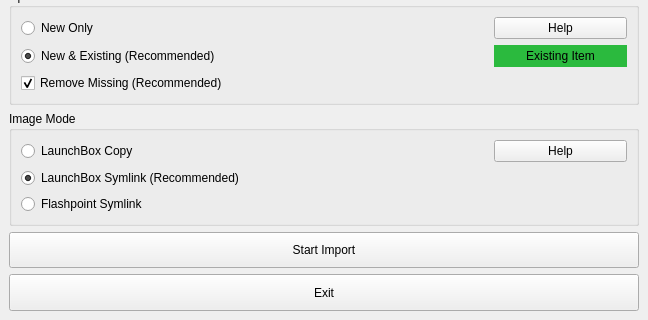
Before: the Qt Designer form res/mainwindow.ui in oblivioncth/FIL, drawn with Qt 5; both pictures show x 0 to 648 and y 561 to 881 of the 648 by 881 pixel window.
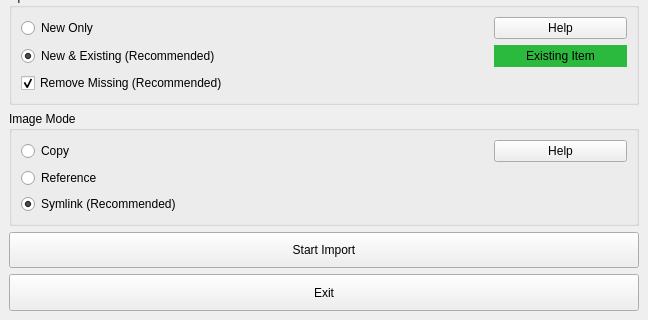
After: the same form once the commit is applied. Icons and pictures are not drawn.

Commit message: Finished implementation of PlatformsDoc and Reference image mode, other general improvements:

```diff
--- a/res/mainwindow.ui
+++ b/res/mainwindow.ui
@@ -14,7 +14,7 @@
    <string>MainWindow</string>
   </property>
   <widget class="QWidget" name="centralwidget">
-   <layout class="QVBoxLayout" name="verticalLayout_3">
+   <layout class="QVBoxLayout" name="verticalLayout_3" stretch="0,0,0,0,0,0">
     <item>
      <widget class="QGroupBox" name="groupBox_appPathInputs">
       <property name="sizePolicy">
@@ -701,13 +701,13 @@
       <property name="sizePolicy">
        <sizepolicy hsizetype="Preferred" vsizetype="Preferred">
         <horstretch>0</horstretch>
-        <verstretch>3</verstretch>
+        <verstretch>2</verstretch>
        </sizepolicy>
       </property>
       <property name="title">
        <string>Image Mode</string>
       </property>
-      <layout class="QGridLayout" name="gridLayout_5" rowstretch="1,1,1" columnstretch="6,1,2">
+      <layout class="QGridLayout" name="gridLayout_5" rowstretch="1,1,0" columnstretch="6,1,2">
        <item row="0" column="0">
         <widget class="QRadioButton" name="radioButton_launchBoxCopy">
          <property name="sizePolicy">
@@ -717,20 +717,7 @@
           </sizepolicy>
          </property>
          <property name="text">
-          <string>LaunchBox Copy</string>
-         </property>
-        </widget>
-       </item>
-       <item row="2" column="0">
-        <widget class="QRadioButton" name="radioButton_flashpointLink">
-         <property name="sizePolicy">
-          <sizepolicy hsizetype="Minimum" vsizetype="Minimum">
-           <horstretch>0</horstretch>
-           <verstretch>0</verstretch>
-          </sizepolicy>
-         </property>
-         <property name="text">
-          <string>Flashpoint Symlink</string>
+          <string>Copy</string>
          </property>
         </widget>
        </item>
@@ -785,7 +772,23 @@
           </sizepolicy>
          </property>
          <property name="text">
-          <string>LaunchBox Symlink (Recommended)</string>
+          <string>Reference</string>
+         </property>
+         <property name="checked">
+          <bool>false</bool>
+         </property>
+        </widget>
+       </item>
+       <item row="2" column="0">
+        <widget class="QRadioButton" name="radioButton_link">
+         <property name="sizePolicy">
+          <sizepolicy hsizetype="Minimum" vsizetype="Minimum">
+           <horstretch>0</horstretch>
+           <verstretch>0</verstretch>
+          </sizepolicy>
+         </property>
+         <property name="text">
+          <string>Symlink (Recommended) </string>
          </property>
          <property name="checked">
           <bool>true</bool>
```
Left out of the diff: 8 changed lines with no effect on the pictures. The commit also changes 10 other files.
